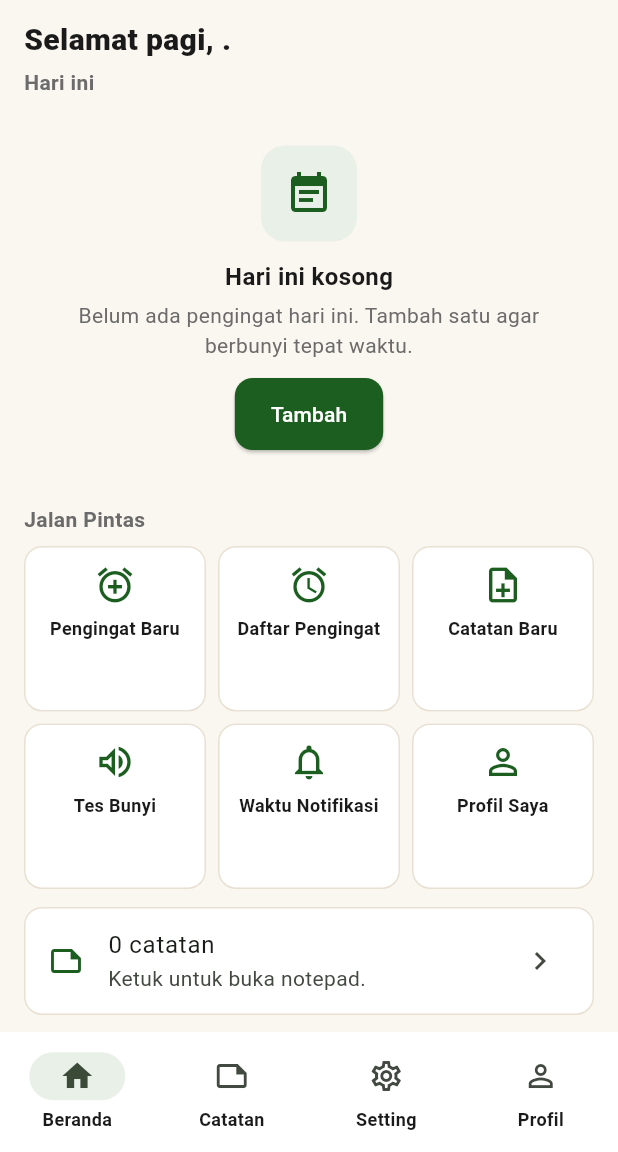
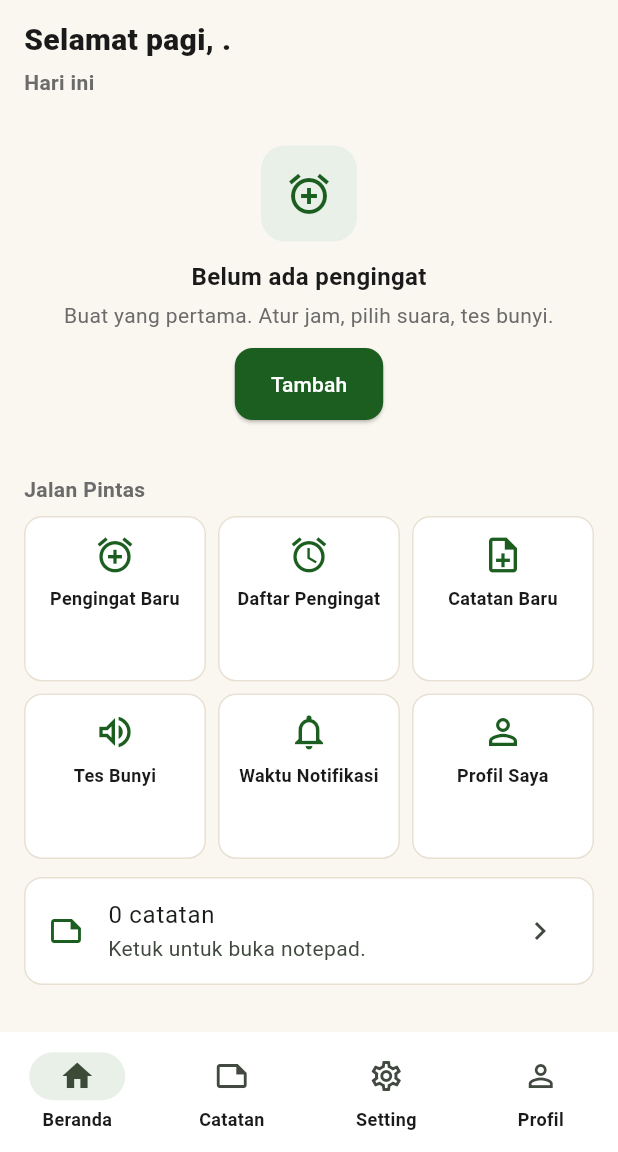
Before and after one commit to dextryayers/jogoloyo, a Flutter app: the HomeTab screen opened by its route, on a phone screen of 412 x 824 dp, the part 84-1236 px from its top. Run offline on Flutter 3.47's test engine with Material 3 defaults, Android fonts, the phone set to English and light mode, and no system bars; our stand-ins replace drift, flutter_riverpod, flutter_secure_storage, go_router, image_picker, share_plus and 2 more; missing offline and left inert: image_gallery_saver_plus; accounts and stored records are empty; generated files the repository leaves out were written again.

Commit message:
feat: Implement alarm verification and enhance reminder display with upcoming events

```diff
--- a/lib/features/home/home_tab.dart
+++ b/lib/features/home/home_tab.dart
@@ -88,27 +88,60 @@ class _State extends ConsumerState<HomeTab> with WidgetsBindingObserver {
                   message: 'Gagal: $e', onRetry: () => ref.invalidate(remindersProvider)),
               data: (list) {
                 final today = _today(list);
-                if (today.isEmpty) {
+                final upcoming = _upcoming(list);
+                if (today.isEmpty && upcoming.isEmpty) {
                   return EmptyState(
-                    title: 'Hari ini kosong',
-                    desc: 'Belum ada pengingat hari ini. Tambah satu agar berbunyi tepat waktu.',
+                    title: 'Belum ada pengingat',
+                    desc: 'Buat yang pertama. Atur jam, pilih suara, tes bunyi.',
                     actionLabel: 'Tambah',
+                    icon: Icons.add_alarm_outlined,
                     onAction: () => context.push('/reminder/new'),
                   );
                 }
                 return Column(
+                  crossAxisAlignment: CrossAxisAlignment.start,
                   children: [
-                    for (final r in today)
-                      Card(
+                    const Text('Hari ini',
+                        style: TextStyle(
+                            fontSize: 14,
+                            fontWeight: FontWeight.w700,
+                            color: JogloColors.muted)),
+                    const SizedBox(height: 8),
+                    if (today.isEmpty)
+                      const Card(
                         child: ListTile(
-                          leading: Icon(r.enabled ? Icons.alarm_on : Icons.alarm_off,
-                              color: r.enabled ? JogloColors.primary : JogloColors.muted),
-                          title: Text(r.title.isEmpty ? 'Pengingat' : r.title),
-                          subtitle: Text('${wibHm(r.whenUtc)} WIB . ${r.daily ? 'Tiap hari' : 'Sekali'}'),
-                          trailing: const Icon(Icons.chevron_right),
+                          leading: Icon(Icons.event_available_outlined,
+                              color: JogloColors.muted),
+                          title: Text('Hari ini kosong'),
+                          subtitle: Text('Yang tanggal lain ada di bawah.'),
+                        ),
+                      )
+                    else
+                      for (final r in today)
+                        _ReminderTile(
+                          title: r.title.isEmpty ? 'Pengingat' : r.title,
+                          subtitle:
+                              '${wibHm(r.whenUtc)} WIB . ${r.daily ? 'Tiap hari' : 'Sekali'}',
+                          enabled: r.enabled,
                           onTap: () => context.push('/reminder/${r.id}'),
                         ),
-                      ),
+                    if (upcoming.isNotEmpty) ...[
+                      const SizedBox(height: 8),
+                      const Text('Mendatang',
+                          style: TextStyle(
+                              fontSize: 14,
+                              fontWeight: FontWeight.w700,
+                              color: JogloColors.muted)),
+                      const SizedBox(height: 8),
+                      for (final r in upcoming)
+                        _ReminderTile(
+                          title: r.title.isEmpty ? 'Pengingat' : r.title,
+                          subtitle:
+                              '${wibDay(r.whenUtc)} ${wibHm(r.whenUtc)} WIB . Sekali',
+                          enabled: r.enabled,
+                          onTap: () => context.push('/reminder/${r.id}'),
+                        ),
+                    ],
                   ],
                 );
               },
@@ -194,12 +227,53 @@ class _State extends ConsumerState<HomeTab> with WidgetsBindingObserver {
       ..sort((a, b) => a.whenUtc.compareTo(b.whenUtc));
   }
 
+  // Sekali di tanggal lain yang masih aktif: tetap tampil agar tidak hilang.
+  List<Reminder> _upcoming(List<Reminder> all) {
+    final now = DateTime.now().toUtc();
+    final nowWib = now.add(const Duration(hours: 7));
+    final todayStartWib = DateTime(nowWib.year, nowWib.month, nowWib.day);
+    return all.where((r) {
+      if (!r.enabled || r.daily) return false;
+      final w = r.whenUtc.toUtc().add(const Duration(hours: 7));
+      final day = DateTime(w.year, w.month, w.day);
+      return day.isAfter(todayStartWib);
+    }).toList()
+      ..sort((a, b) => a.whenUtc.compareTo(b.whenUtc));
+  }
+
   String _greeting() {
     final h = DateTime.now().hour;
     if (h < 11) return 'Selamat pagi, $_name.';
     if (h < 15) return 'Selamat siang, $_name.';
     if (h < 19) return 'Selamat sore, $_name.';
     return 'Selamat malam, $_name.';
+  }
+}
+
+class _ReminderTile extends StatelessWidget {
+  final String title;
+  final String subtitle;
+  final bool enabled;
+  final VoidCallback onTap;
+  const _ReminderTile({
+    required this.title,
+    required this.subtitle,
+    required this.enabled,
+    required this.onTap,
+  });
+
+  @override
+  Widget build(BuildContext context) {
+    return Card(
+      child: ListTile(
+        leading: Icon(enabled ? Icons.alarm_on : Icons.alarm_off,
+            color: enabled ? JogloColors.primary : JogloColors.muted),
+        title: Text(title),
+        subtitle: Text(subtitle),
+        trailing: const Icon(Icons.chevron_right),
+        onTap: onTap,
+      ),
+    );
   }
 }
 
--- a/lib/features/reminder/reminder_form_page.dart
+++ b/lib/features/reminder/reminder_form_page.dart
@@ -234,13 +234,17 @@ class _State extends ConsumerState<ReminderFormPage> {
                 AppLog.record('reminder_save', '$id:${res.scheduled}');
                 final perm = await AlarmService().permissions();
                 final exact = perm['exactAlarm'] ?? true;
+                final armed = await AlarmService().isArmed(
+                    sessionId: id, profileId: 'me', offsets: const [0]);
                 ref.invalidate(remindersProvider);
                 if (!context.mounted) return;
                 context.pop();
                 messenger.showSnackBar(SnackBar(
-                    content: Text(res.scheduled > 0
-                        ? 'Tersimpan jam $hm WIB. Akan berbunyi plus getar tepat waktu.'
-                        : 'Tersimpan tapi alarm gagal dijadwalkan. Buka Setting lalu cek izin.')));
+                    content: Text(armed
+                        ? 'Tersimpan jam $hm WIB. Alarm terpasang dan akan berbunyi.'
+                        : res.scheduled > 0
+                            ? 'Tersimpan jam $hm WIB tapi belum terpasang di sistem. Buka Setting lalu cek izin.'
+                            : 'Tersimpan tapi alarm gagal dijadwalkan. Buka Setting lalu cek izin.')));
                 if (!exact && context.mounted) {
                   ScaffoldMessenger.of(context).showSnackBar(const SnackBar(
                       content: Text(
```
Also changed, not shown: lib/core/alarm/alarm_service.dart (+17 -0 lines), 5 other files.
